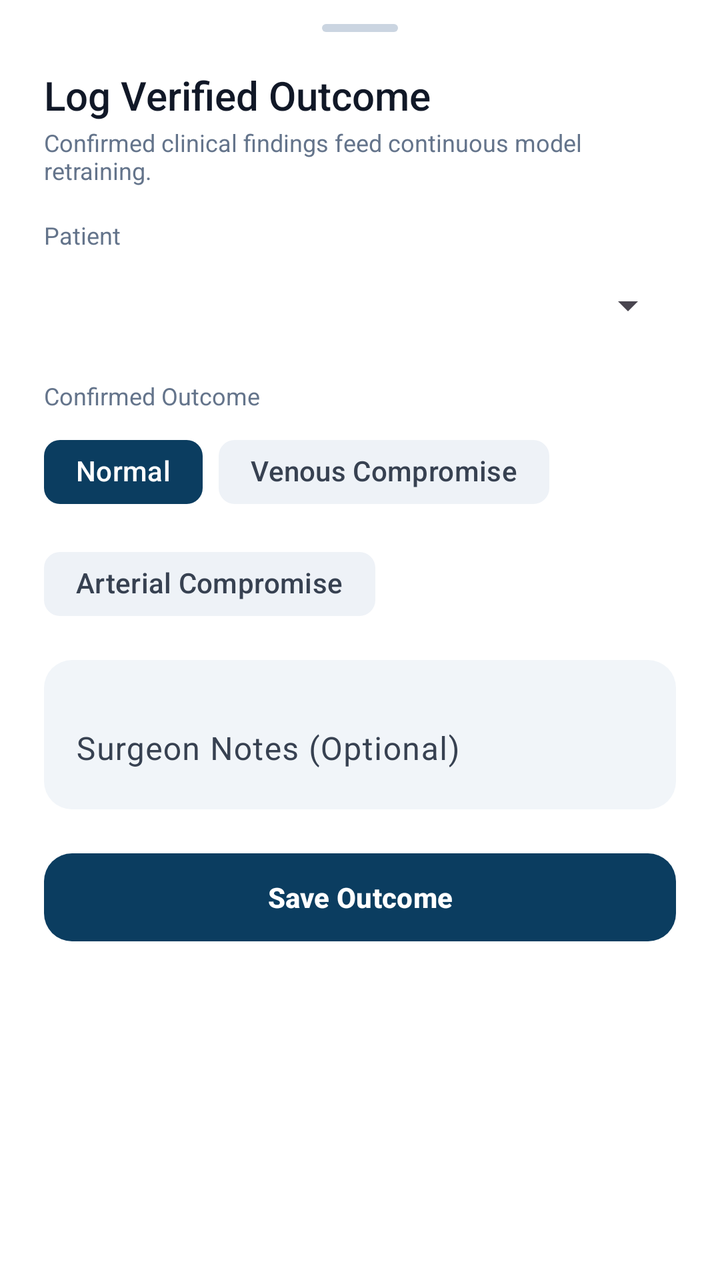
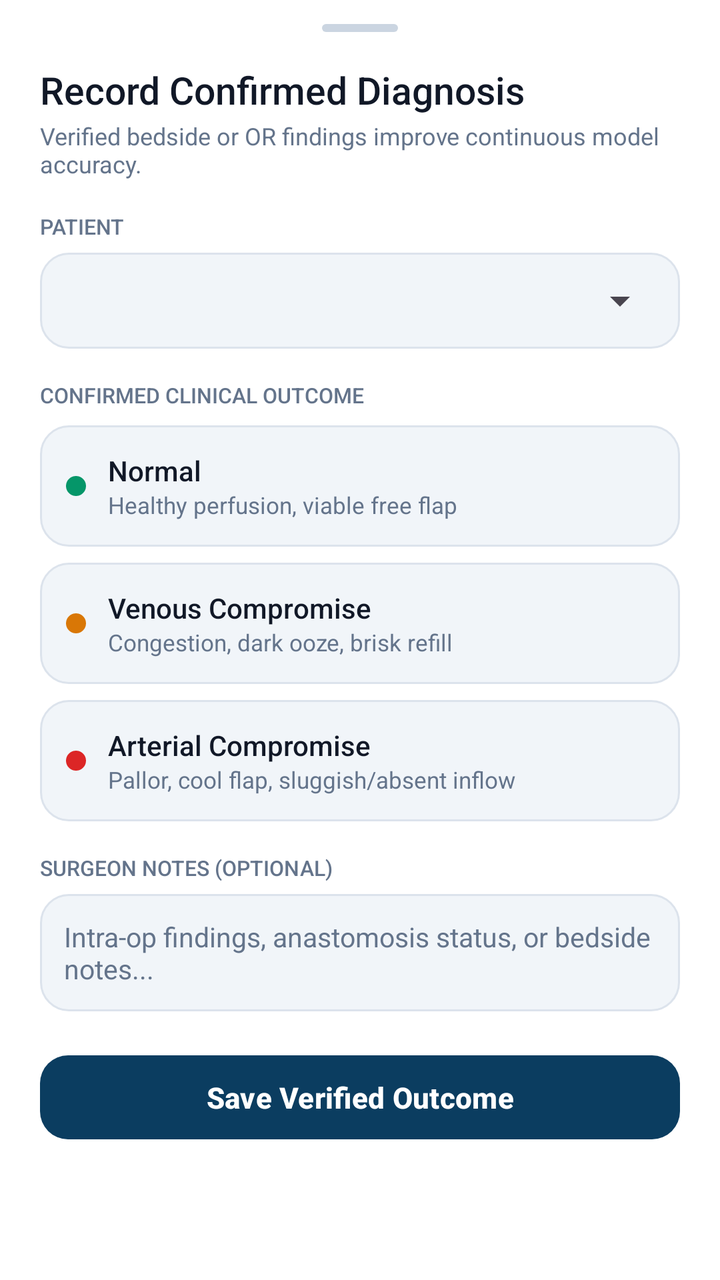

The first picture is an Android layout as it rendered before a commit; the second is the same layout after the commit. The layout source and the unified diff follow.
<!-- AndroidManifest.xml: application theme Theme.FlapGuardAI -->
<!-- res/layout/sheet_log_outcome.xml -->
<?xml version="1.0" encoding="utf-8"?>
<androidx.core.widget.NestedScrollView xmlns:android="http://schemas.android.com/apk/res/android"
    xmlns:app="http://schemas.android.com/apk/res-auto"
    android:layout_width="match_parent"
    android:layout_height="wrap_content"
    android:background="@color/fg_surface">

    <LinearLayout
        android:layout_width="match_parent"
        android:layout_height="wrap_content"
        android:orientation="vertical"
        android:paddingStart="22dp"
        android:paddingTop="12dp"
        android:paddingEnd="22dp"
        android:paddingBottom="28dp">

        <View
            android:layout_width="38dp"
            android:layout_height="4dp"
            android:layout_gravity="center_horizontal"
            android:layout_marginBottom="18dp"
            android:background="@drawable/bg_sheet_handle" />

        <TextView
            android:layout_width="wrap_content"
            android:layout_height="wrap_content"
            android:fontFamily="sans-serif-medium"
            android:text="Log Verified Outcome"
            android:textColor="@color/fg_text_primary"
            android:textSize="20sp" />

        <TextView
            android:layout_width="wrap_content"
            android:layout_height="wrap_content"
            android:layout_marginTop="2dp"
            android:layout_marginBottom="16dp"
            android:text="Confirmed clinical findings feed continuous model retraining."
            android:textColor="@color/fg_text_muted"
            android:textSize="12sp" />

        <TextView
            android:layout_width="wrap_content"
            android:layout_height="wrap_content"
            android:layout_marginBottom="4dp"
            android:text="Patient"
            android:textColor="@color/fg_text_muted"
            android:textSize="12sp" />

        <Spinner
            android:id="@+id/spinner_outcome_patient_sheet"
            android:layout_width="match_parent"
            android:layout_height="46dp"
            android:layout_marginBottom="14dp" />

        <TextView
            android:layout_width="wrap_content"
            android:layout_height="wrap_content"
            android:layout_marginBottom="6dp"
            android:text="Confirmed Outcome"
            android:textColor="@color/fg_text_muted"
            android:textSize="12sp" />

        <com.google.android.material.chip.ChipGroup
            android:id="@+id/chip_group_outcome"
            android:layout_width="match_parent"
            android:layout_height="wrap_content"
            android:layout_marginBottom="14dp"
            app:selectionRequired="true"
            app:singleSelection="true">

            <com.google.android.material.chip.Chip
                android:id="@+id/chip_outcome_normal"
                style="@style/Widget.Material3.Chip.Filter"
                android:layout_width="wrap_content"
                android:layout_height="wrap_content"
                android:checked="true"
                android:text="Normal"
                android:textColor="@color/selector_chip_text"
                app:checkedIconVisible="false"
                app:chipBackgroundColor="@color/selector_chip_bg"
                app:chipStrokeWidth="0dp" />

            <com.google.android.material.chip.Chip
                android:id="@+id/chip_outcome_venous"
                style="@style/Widget.Material3.Chip.Filter"
                android:layout_width="wrap_content"
                android:layout_height="wrap_content"
                android:text="Venous Compromise"
                android:textColor="@color/selector_chip_text"
                app:checkedIconVisible="false"
                app:chipBackgroundColor="@color/selector_chip_bg"
                app:chipStrokeWidth="0dp" />

            <com.google.android.material.chip.Chip
                android:id="@+id/chip_outcome_arterial"
                style="@style/Widget.Material3.Chip.Filter"
                android:layout_width="wrap_content"
                android:layout_height="wrap_content"
                android:text="Arterial Compromise"
                android:textColor="@color/selector_chip_text"
                app:checkedIconVisible="false"
                app:chipBackgroundColor="@color/selector_chip_bg"
                app:chipStrokeWidth="0dp" />
        </com.google.android.material.chip.ChipGroup>

        <com.google.android.material.textfield.TextInputLayout
            style="@style/Widget.FlapGuard.InputFilled"
            android:layout_width="match_parent"
            android:layout_height="wrap_content"
            android:layout_marginBottom="18dp"
            android:hint="Surgeon Notes (Optional)">

            <com.google.android.material.textfield.TextInputEditText
                android:id="@+id/et_outcome_notes_sheet"
                android:layout_width="match_parent"
                android:layout_height="wrap_content"
                android:contentDescription="outcome_notes_input"
                android:inputType="textMultiLine"
                android:minLines="2" />
        </com.google.android.material.textfield.TextInputLayout>

        <com.google.android.material.button.MaterialButton
            android:id="@+id/btn_save_outcome_sheet"
            android:layout_width="match_parent"
            android:layout_height="52dp"
            android:text="Save Outcome"
            android:textAllCaps="false"
            android:textStyle="bold"
            app:backgroundTint="@color/fg_primary"
            app:cornerRadius="14dp"
            app:elevation="0dp" />
    </LinearLayout>
</androidx.core.widget.NestedScrollView>
<!-- resources referenced by this layout -->
<resources>
  <color name="fg_primary">#0B3D60</color>
  <color name="fg_surface">#FFFFFF</color>
  <color name="fg_text_muted">#64748B</color>
  <color name="fg_text_primary">#111827</color>
  <!-- drawable bg_sheet_handle (drawable) -->
  <?xml version="1.0" encoding="utf-8"?>
  <shape xmlns:android="http://schemas.android.com/apk/res/android" android:shape="rectangle">
      <solid android:color="#CBD5E1" />
      <corners android:radius="999dp" />
  </shape>
  <style name="Widget.FlapGuard.InputFilled" parent="Widget.Material3.TextInputLayout.FilledBox">
          <item name="boxBackgroundColor">@color/fg_input_bg</item>
          <item name="boxStrokeWidth">0dp</item>
          <item name="boxStrokeWidthFocused">1.5dp</item>
          <item name="boxStrokeColor">@color/fg_primary_text</item>
          <item name="boxCornerRadiusTopStart">14dp</item>
          <item name="boxCornerRadiusTopEnd">14dp</item>
          <item name="boxCornerRadiusBottomStart">14dp</item>
          <item name="boxCornerRadiusBottomEnd">14dp</item>
          <item name="hintTextColor">@color/fg_text_muted</item>
      </style>
  <style name="Theme.FlapGuardAI" parent="Base.Theme.FlapGuardAI" />
  <color name="fg_input_bg">#F1F5F9</color>
  <color name="fg_primary_text">#0B3D60</color>
  <style name="Base.Theme.FlapGuardAI" parent="Theme.Material3.DayNight.NoActionBar">
          <item name="colorPrimary">@color/fg_primary</item>
          <item name="colorOnPrimary">@color/white</item>
          <item name="colorPrimaryContainer">@color/fg_primary_soft</item>
          <item name="colorOnPrimaryContainer">@color/fg_primary_text</item>
          <item name="colorSecondary">@color/fg_accent</item>
          <item name="colorOnSecondary">@color/white</item>
          <item name="colorSecondaryContainer">@color/fg_primary_soft</item>
          <item name="colorOnSecondaryContainer">@color/fg_primary_text</item>
          <item name="colorSurface">@color/fg_surface</item>
          <item name="colorOnSurface">@color/fg_text_primary</item>
          <item name="colorSurfaceVariant">@color/fg_surface_soft</item>
          <item name="colorOnSurfaceVariant">@color/fg_text_secondary</item>
          <item name="colorOutline">@color/fg_border</item>
          <item name="android:windowBackground">@color/fg_bg</item>
          <item name="android:statusBarColor">@color/fg_bg</item>
          <item name="android:navigationBarColor">@color/fg_surface</item>
          <item name="android:windowLightStatusBar">true</item>
      </style>
  <color name="white">#FFFFFF</color>
  <color name="fg_primary_soft">#E7F1F9</color>
  <color name="fg_accent">#0D8A7E</color>
  <color name="fg_surface_soft">#EEF2F7</color>
  <color name="fg_text_secondary">#374151</color>
  <color name="fg_border">#DCE3EC</color>
  <color name="fg_bg">#F5F7FA</color>
</resources>

<!-- the commit's change to res/layout/sheet_log_outcome.xml (unified diff, before → after) -->
@@ -9,122 +9,242 @@
         android:layout_width="match_parent"
         android:layout_height="wrap_content"
         android:orientation="vertical"
-        android:paddingStart="22dp"
+        android:paddingStart="20dp"
         android:paddingTop="12dp"
-        android:paddingEnd="22dp"
-        android:paddingBottom="28dp">
+        android:paddingEnd="20dp"
+        android:paddingBottom="26dp">
 
         <View
             android:layout_width="38dp"
             android:layout_height="4dp"
             android:layout_gravity="center_horizontal"
+            android:layout_marginBottom="16dp"
+            android:background="@drawable/bg_sheet_handle" />
+
+        <TextView
+            android:layout_width="wrap_content"
+            android:layout_height="wrap_content"
+            android:fontFamily="sans-serif-medium"
+            android:text="Record Confirmed Diagnosis"
+            android:textColor="@color/fg_text_primary"
+            android:textSize="19sp" />
+
+        <TextView
+            android:layout_width="wrap_content"
+            android:layout_height="wrap_content"
+            android:layout_marginTop="2dp"
+            android:layout_marginBottom="16dp"
+            android:text="Verified bedside or OR findings improve continuous model accuracy."
+            android:textColor="@color/fg_text_muted"
+            android:textSize="12sp" />
+
+        <TextView
+            android:layout_width="wrap_content"
+            android:layout_height="wrap_content"
+            android:layout_marginBottom="6dp"
+            android:fontFamily="sans-serif-medium"
+            android:text="PATIENT"
+            android:textColor="@color/fg_text_muted"
+            android:textSize="10.5sp" />
+
+        <FrameLayout
+            android:layout_width="match_parent"
+            android:layout_height="48dp"
+            android:layout_marginBottom="16dp"
+            android:background="@drawable/bg_vital_input"
+            android:paddingStart="10dp"
+            android:paddingEnd="6dp">
+
+            <Spinner
+                android:id="@+id/spinner_outcome_patient_sheet"
+                android:layout_width="match_parent"
+                android:layout_height="match_parent" />
+        </FrameLayout>
+
+        <TextView
+            android:layout_width="wrap_content"
+            android:layout_height="wrap_content"
+            android:layout_marginBottom="8dp"
+            android:fontFamily="sans-serif-medium"
+            android:text="CONFIRMED CLINICAL OUTCOME"
+            android:textColor="@color/fg_text_muted"
+            android:textSize="10.5sp" />
+
+        <LinearLayout
+            android:id="@+id/chip_group_outcome"
+            android:layout_width="match_parent"
+            android:layout_height="wrap_content"
+            android:layout_marginBottom="16dp"
+            android:orientation="vertical">
+
+            <LinearLayout
+                android:id="@+id/chip_outcome_normal"
+                android:layout_width="match_parent"
+                android:layout_height="wrap_content"
+                android:layout_marginBottom="8dp"
+                android:background="@drawable/bg_vital_input"
+                android:clickable="true"
+                android:focusable="true"
+                android:gravity="center_vertical"
+                android:orientation="horizontal"
+                android:padding="13dp">
+
+                <View
+                    android:layout_width="10dp"
+                    android:layout_height="10dp"
+                    android:layout_marginEnd="11dp"
+                    android:background="@drawable/bg_status_bar"
+                    android:backgroundTint="@color/fg_success" />
+
+                <LinearLayout
+                    android:layout_width="0dp"
+                    android:layout_height="wrap_content"
+                    android:layout_weight="1"
+                    android:orientation="vertical">
+
+                    <TextView
+                        android:id="@+id/tv_outcome_normal_title"
+                        android:layout_width="wrap_content"
+                        android:layout_height="wrap_content"
+                        android:fontFamily="sans-serif-medium"
+                        android:text="Normal"
+                        android:textColor="@color/fg_text_primary"
+                        android:textSize="14sp" />
+
+                    <TextView
+                        android:layout_width="wrap_content"
+                        android:layout_height="wrap_content"
+                        android:text="Healthy perfusion, viable free flap"
+                        android:textColor="@color/fg_text_muted"
+                        android:textSize="11.5sp" />
+                </LinearLayout>
+            </LinearLayout>
+
+            <LinearLayout
+                android:id="@+id/chip_outcome_venous"
+                android:layout_width="match_parent"
+                android:layout_height="wrap_content"
+                android:layout_marginBottom="8dp"
+                android:background="@drawable/bg_vital_input"
+                android:clickable="true"
+                android:focusable="true"
+                android:gravity="center_vertical"
+                android:orientation="horizontal"
+                android:padding="13dp">
+
+                <View
+                    android:layout_width="10dp"
+                    android:layout_height="10dp"
+                    android:layout_marginEnd="11dp"
+                    android:background="@drawable/bg_status_bar"
+                    android:backgroundTint="@color/fg_warning" />
+
+                <LinearLayout
+                    android:layout_width="0dp"
+                    android:layout_height="wrap_content"
+                    android:layout_weight="1"
+                    android:orientation="vertical">
+
+                    <TextView
+                        android:id="@+id/tv_outcome_venous_title"
+                        android:layout_width="wrap_content"
+                        android:layout_height="wrap_content"
+                        android:fontFamily="sans-serif-medium"
+                        android:text="Venous Compromise"
+                        android:textColor="@color/fg_text_primary"
+                        android:textSize="14sp" />
+
+                    <TextView
+                        android:layout_width="wrap_content"
+                        android:layout_height="wrap_content"
+                        android:text="Congestion, dark ooze, brisk refill"
+                        android:textColor="@color/fg_text_muted"
+                        android:textSize="11.5sp" />
+                </LinearLayout>
+            </LinearLayout>
+
+            <LinearLayout
+                android:id="@+id/chip_outcome_arterial"
+                android:layout_width="match_parent"
+                android:layout_height="wrap_content"
+                android:background="@drawable/bg_vital_input"
+                android:clickable="true"
+                android:focusable="true"
+                android:gravity="center_vertical"
+                android:orientation="horizontal"
+                android:padding="13dp">
+
+                <View
+                    android:layout_width="10dp"
+                    android:layout_height="10dp"
+                    android:layout_marginEnd="11dp"
+                    android:background="@drawable/bg_status_bar"
+                    android:backgroundTint="@color/fg_danger" />
+
+                <LinearLayout
+                    android:layout_width="0dp"
+                    android:layout_height="wrap_content"
+                    android:layout_weight="1"
+                    android:orientation="vertical">
+
+                    <TextView
+                        android:id="@+id/tv_outcome_arterial_title"
+                        android:layout_width="wrap_content"
+                        android:layout_height="wrap_content"
+                        android:fontFamily="sans-serif-medium"
+                        android:text="Arterial Compromise"
+                        android:textColor="@color/fg_text_primary"
+                        android:textSize="14sp" />
+
+                    <TextView
+                        android:layout_width="wrap_content"
+                        android:layout_height="wrap_content"
+                        android:text="Pallor, cool flap, sluggish/absent inflow"
+                        android:textColor="@color/fg_text_muted"
+                        android:textSize="11.5sp" />
+                </LinearLayout>
+            </LinearLayout>
+        </LinearLayout>
+
+        <TextView
+            android:layout_width="wrap_content"
+            android:layout_height="wrap_content"
+            android:layout_marginBottom="6dp"
+            android:fontFamily="sans-serif-medium"
+            android:text="SURGEON NOTES (OPTIONAL)"
+            android:textColor="@color/fg_text_muted"
+            android:textSize="10.5sp" />
+
+        <LinearLayout
+            android:layout_width="match_parent"
+            android:layout_height="wrap_content"
             android:layout_marginBottom="18dp"
-            android:background="@drawable/bg_sheet_handle" />
-
-        <TextView
-            android:layout_width="wrap_content"
-            android:layout_height="wrap_content"
-            android:fontFamily="sans-serif-medium"
-            android:text="Log Verified Outcome"
-            android:textColor="@color/fg_text_primary"
-            android:textSize="20sp" />
-
-        <TextView
-            android:layout_width="wrap_content"
-            android:layout_height="wrap_content"
-            android:layout_marginTop="2dp"
-            android:layout_marginBottom="16dp"
-            android:text="Confirmed clinical findings feed continuous model retraining."
-            android:textColor="@color/fg_text_muted"
-            android:textSize="12sp" />
-
-        <TextView
-            android:layout_width="wrap_content"
-            android:layout_height="wrap_content"
-            android:layout_marginBottom="4dp"
-            android:text="Patient"
-            android:textColor="@color/fg_text_muted"
-            android:textSize="12sp" />
-
-        <Spinner
-            android:id="@+id/spinner_outcome_patient_sheet"
-            android:layout_width="match_parent"
-            android:layout_height="46dp"
-            android:layout_marginBottom="14dp" />
-
-        <TextView
-            android:layout_width="wrap_content"
-            android:layout_height="wrap_content"
-            android:layout_marginBottom="6dp"
-            android:text="Confirmed Outcome"
-            android:textColor="@color/fg_text_muted"
-            android:textSize="12sp" />
-
-        <com.google.android.material.chip.ChipGroup
-            android:id="@+id/chip_group_outcome"
-            android:layout_width="match_parent"
-            android:layout_height="wrap_content"
-            android:layout_marginBottom="14dp"
-            app:selectionRequired="true"
-            app:singleSelection="true">
-
-            <com.google.android.material.chip.Chip
-                android:id="@+id/chip_outcome_normal"
-                style="@style/Widget.Material3.Chip.Filter"
-                android:layout_width="wrap_content"
-                android:layout_height="wrap_content"
-                android:checked="true"
-                android:text="Normal"
-                android:textColor="@color/selector_chip_text"
-                app:checkedIconVisible="false"
-                app:chipBackgroundColor="@color/selector_chip_bg"
-                app:chipStrokeWidth="0dp" />
-
-            <com.google.android.material.chip.Chip
-                android:id="@+id/chip_outcome_venous"
-                style="@style/Widget.Material3.Chip.Filter"
-                android:layout_width="wrap_content"
-                android:layout_height="wrap_content"
-                android:text="Venous Compromise"
-                android:textColor="@color/selector_chip_text"
-                app:checkedIconVisible="false"
-                app:chipBackgroundColor="@color/selector_chip_bg"
-                app:chipStrokeWidth="0dp" />
-
-            <com.google.android.material.chip.Chip
-                android:id="@+id/chip_outcome_arterial"
-                style="@style/Widget.Material3.Chip.Filter"
-                android:layout_width="wrap_content"
-                android:layout_height="wrap_content"
-                android:text="Arterial Compromise"
-                android:textColor="@color/selector_chip_text"
-                app:checkedIconVisible="false"
-                app:chipBackgroundColor="@color/selector_chip_bg"
-                app:chipStrokeWidth="0dp" />
-        </com.google.android.material.chip.ChipGroup>
-
-        <com.google.android.material.textfield.TextInputLayout
-            style="@style/Widget.FlapGuard.InputFilled"
-            android:layout_width="match_parent"
-            android:layout_height="wrap_content"
-            android:layout_marginBottom="18dp"
-            android:hint="Surgeon Notes (Optional)">
-
-            <com.google.android.material.textfield.TextInputEditText
+            android:background="@drawable/bg_vital_input"
+            android:padding="12dp">
+
+            <EditText
                 android:id="@+id/et_outcome_notes_sheet"
                 android:layout_width="match_parent"
                 android:layout_height="wrap_content"
+                android:background="@null"
                 android:contentDescription="outcome_notes_input"
+                android:gravity="top|start"
+                android:hint="Intra-op findings, anastomosis status, or bedside notes..."
                 android:inputType="textMultiLine"
-                android:minLines="2" />
-        </com.google.android.material.textfield.TextInputLayout>
+                android:minLines="2"
+                android:textColor="@color/fg_text_primary"
+                android:textColorHint="@color/fg_text_muted"
+                android:textSize="13.5sp" />
+        </LinearLayout>
 
         <com.google.android.material.button.MaterialButton
             android:id="@+id/btn_save_outcome_sheet"
             android:layout_width="match_parent"
-            android:layout_height="52dp"
-            android:text="Save Outcome"
+            android:layout_height="50dp"
+            android:text="Save Verified Outcome"
             android:textAllCaps="false"
+            android:textColor="@color/white"
+            android:textSize="14.5sp"
             android:textStyle="bold"
             app:backgroundTint="@color/fg_primary"
             app:cornerRadius="14dp"
<!-- resource entries referenced after the edit -->
@@ -1,26 +1,31 @@
 <!-- resources referenced by this layout -->
 <resources>
+  <color name="fg_danger">#DC2626</color>
   <color name="fg_primary">#0B3D60</color>
+  <color name="fg_success">#059669</color>
   <color name="fg_surface">#FFFFFF</color>
   <color name="fg_text_muted">#64748B</color>
   <color name="fg_text_primary">#111827</color>
+  <color name="fg_warning">#D97706</color>
   <!-- drawable bg_sheet_handle (drawable) -->
   <?xml version="1.0" encoding="utf-8"?>
   <shape xmlns:android="http://schemas.android.com/apk/res/android" android:shape="rectangle">
       <solid android:color="#CBD5E1" />
       <corners android:radius="999dp" />
   </shape>
-  <style name="Widget.FlapGuard.InputFilled" parent="Widget.Material3.TextInputLayout.FilledBox">
-          <item name="boxBackgroundColor">@color/fg_input_bg</item>
-          <item name="boxStrokeWidth">0dp</item>
-          <item name="boxStrokeWidthFocused">1.5dp</item>
-          <item name="boxStrokeColor">@color/fg_primary_text</item>
-          <item name="boxCornerRadiusTopStart">14dp</item>
-          <item name="boxCornerRadiusTopEnd">14dp</item>
-          <item name="boxCornerRadiusBottomStart">14dp</item>
-          <item name="boxCornerRadiusBottomEnd">14dp</item>
-          <item name="hintTextColor">@color/fg_text_muted</item>
-      </style>
+  <!-- drawable bg_status_bar (drawable) -->
+  <?xml version="1.0" encoding="utf-8"?>
+  <shape xmlns:android="http://schemas.android.com/apk/res/android" android:shape="rectangle">
+      <solid android:color="@color/fg_success" />
+      <corners android:radius="999dp" />
+  </shape>
+  <!-- drawable bg_vital_input (drawable) -->
+  <?xml version="1.0" encoding="utf-8"?>
+  <shape xmlns:android="http://schemas.android.com/apk/res/android" android:shape="rectangle">
+      <solid android:color="@color/fg_input_bg" />
+      <stroke android:width="1dp" android:color="@color/fg_border" />
+      <corners android:radius="14dp" />
+  </shape>
   <style name="Theme.FlapGuardAI" parent="Base.Theme.FlapGuardAI" />
   <color name="fg_input_bg">#F1F5F9</color>
   <color name="fg_primary_text">#0B3D60</color>
